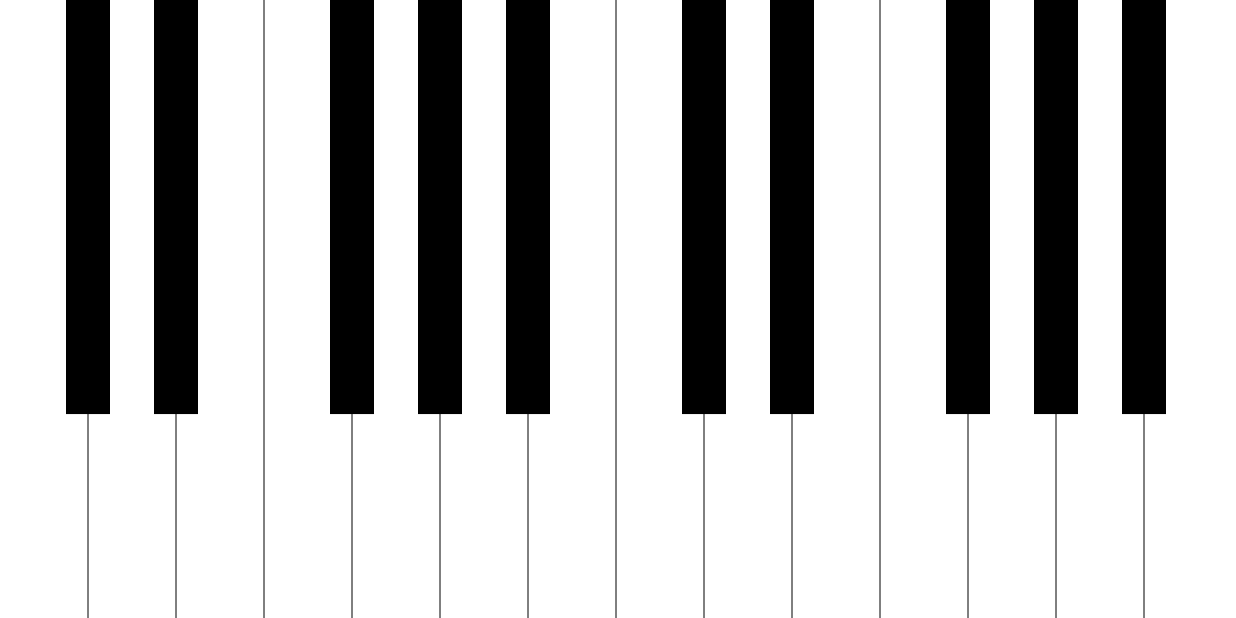
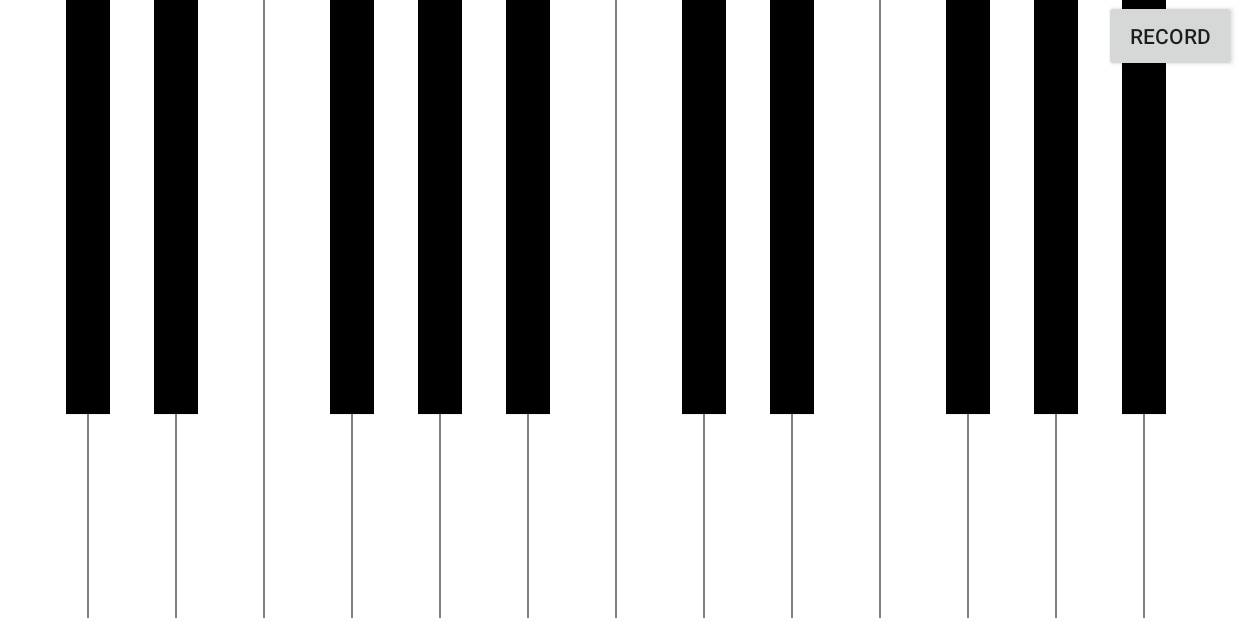
Before and after one commit to 2373655r/PianoKey, an Android app: the screen it shows after launch (PianoActivity), on a phone screen of 824 x 412 dp (held sideways). Run offline under Robolectric (Android 15) with nearby library versions, the phone set to English and light mode, and no system bars.

Commit message:
Record Button + Sequence Password
Added recording button: users input only matters when the record button is pressed
Added bad .wav files: couldnt find any others so its just first 5 notes for now
Added start of sequence password: each key press has an associated int, this gets  appended to a string holding the whole sequence

```diff
--- a/app/src/main/java/com/example/piano/AudioSoundPlayer.java
+++ b/app/src/main/java/com/example/piano/AudioSoundPlayer.java
@@ -7,6 +7,7 @@ import android.media.AudioFormat;
 import android.media.AudioManager;
 import android.media.AudioTrack;
 import android.util.SparseArray;
+import android.view.View;
 
 import java.io.InputStream;
 
@@ -16,14 +17,23 @@ public class AudioSoundPlayer {
     private Context context;
     private static final SparseArray<String> SOUND_MAP = new SparseArray<>();
     public static final int MAX_VOLUME = 100, CURRENT_VOLUME = 90;
+    private String password = "";
+
+    public String getPassword(){
+        return password;
+    }
+
+    public void ResetPassword(){
+        password = "";
+    }
 
     static {
         // white keys sounds
-        SOUND_MAP.put(1, "note_do");
-        SOUND_MAP.put(2, "note_re");
-        SOUND_MAP.put(3, "note_mi");
-        SOUND_MAP.put(4, "note_fa");
-        SOUND_MAP.put(5, "note_sol");
+        SOUND_MAP.put(1, "c");
+        SOUND_MAP.put(2, "d");
+        SOUND_MAP.put(3, "e");
+        SOUND_MAP.put(4, "f");
+        SOUND_MAP.put(5, "g");
         SOUND_MAP.put(6, "note_la");
         SOUND_MAP.put(7, "note_si");
         SOUND_MAP.put(8, "second_do");
@@ -88,8 +98,9 @@ public class AudioSoundPlayer {
                 long fileSize = ad.getLength();
                 int bufferSize = 4096;
                 byte[] buffer = new byte[bufferSize];
-
-                audioTrack = new AudioTrack(AudioManager.STREAM_MUSIC, 44100, AudioFormat.CHANNEL_CONFIGURATION_MONO,
+                password += Integer.toString(note) + "+";
+                System.out.println("Current password: " + password);
+                audioTrack = new AudioTrack(AudioManager.STREAM_MUSIC, 44100, AudioFormat.CHANNEL_OUT_STEREO,
                         AudioFormat.ENCODING_PCM_16BIT, bufferSize, AudioTrack.MODE_STREAM);
 
                 float logVolume = (float) (1 - (Math.log(MAX_VOLUME - CURRENT_VOLUME) / Math.log(MAX_VOLUME)));
@@ -111,6 +122,8 @@ public class AudioSoundPlayer {
                 audioTrack.release();
 
             } catch (Exception e) {
+                System.out.println("Sound Playing Error");
+                e.printStackTrace();
             } finally {
                 if (audioTrack != null) {
                     audioTrack.release();
@@ -118,5 +131,4 @@ public class AudioSoundPlayer {
             }
         }
     }
-
 }
--- a/app/src/main/java/com/example/piano/PianoActivity.java
+++ b/app/src/main/java/com/example/piano/PianoActivity.java
@@ -2,15 +2,49 @@ package com.example.piano;
 
 import android.os.Bundle;
 //import android.support.v7.app.AppCompatActivity;
+import android.view.View;
+import android.widget.Button;
 
 import androidx.appcompat.app.AppCompatActivity;
 
 public class PianoActivity extends AppCompatActivity {
 
+    public Button testButton;
+    public PianoView pianoView;
+
     @Override
     protected void onCreate(Bundle savedInstanceState) {
         super.onCreate(savedInstanceState);
         setContentView(R.layout.activity_main);
+        testButton = (Button) findViewById(R.id.button);
+        pianoView = (PianoView) findViewById(R.id.pianoView);
+        testButton.setTag(1);
+        testButton.setText("Record");
+    }
+
+    public void OnClickRecordButton(View view){
+        final int status =(Integer) testButton.getTag();
+        if(status == 1) {
+            //Start Recording user input
+            pianoView.soundPlayer.ResetPassword();
+            testButton.setText("Stop");
+            testButton.setTag(0); //pause
+        } else {
+            //Stop Recording user input
+            testButton.setText("Record");
+            testButton.setTag(1); //pause
+            //Check password entered
+            ValidatePassword(pianoView.soundPlayer.getPassword());
+        }
+    }
+
+    public void ValidatePassword(String password){
+        //May add more checks but for now just check if empty
+        if(password == ""){
+            System.out.println("No password entered");
+        } else {
+            System.out.println("Password: " + password);
+        }
     }
 
 }
--- a/app/src/main/java/com/example/piano/PianoView.java
+++ b/app/src/main/java/com/example/piano/PianoView.java
@@ -21,7 +21,7 @@ public class PianoView extends View {
     private ArrayList<Key> whites = new ArrayList<>();
     private ArrayList<Key> blacks = new ArrayList<>();
     private int keyWidth, height;
-    private AudioSoundPlayer soundPlayer;
+    public AudioSoundPlayer soundPlayer;
 
     public PianoView(Context context, AttributeSet attrs) {
         super(context, attrs);
--- a/app/src/main/res/layout/activity_main.xml
+++ b/app/src/main/res/layout/activity_main.xml
@@ -6,7 +6,17 @@
     android:layout_height="match_parent">
 
     <com.example.piano.PianoView
+        android:id="@+id/pianoView"
         android:layout_width="match_parent"
         android:layout_height="match_parent" />
 
+    <Button
+        android:id="@+id/button"
+        android:layout_width="wrap_content"
+        android:layout_height="wrap_content"
+        android:onClick="OnClickRecordButton"
+        android:text="@string/record"
+        app:layout_constraintEnd_toEndOf="parent"
+        app:layout_constraintTop_toTopOf="parent" />
+
 </androidx.constraintlayout.widget.ConstraintLayout>
--- a/app/src/main/res/values/strings.xml
+++ b/app/src/main/res/values/strings.xml
@@ -1,3 +1,4 @@
 <resources>
     <string name="app_name">Piano</string>
+    <string name="record">Record</string>
 </resources>
```
Also changed, not shown: 12 other files.
